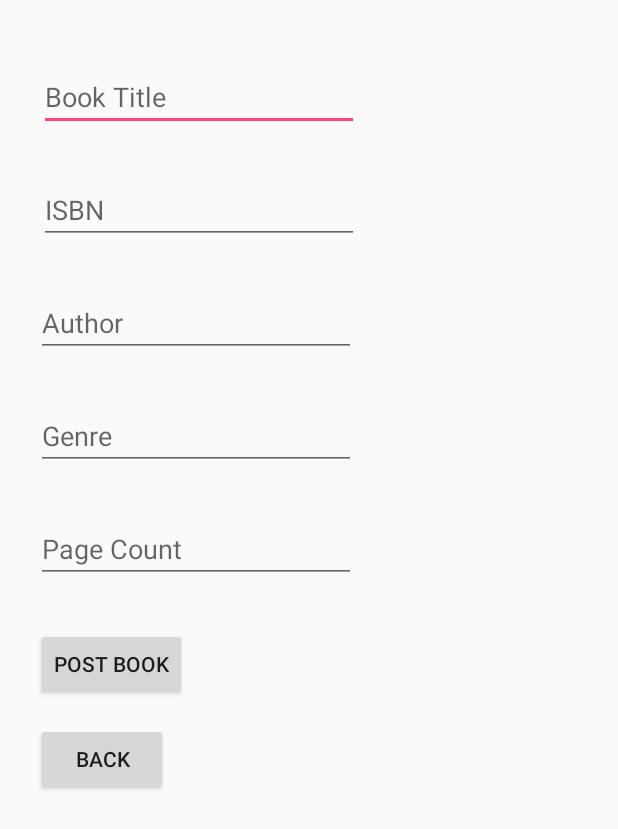
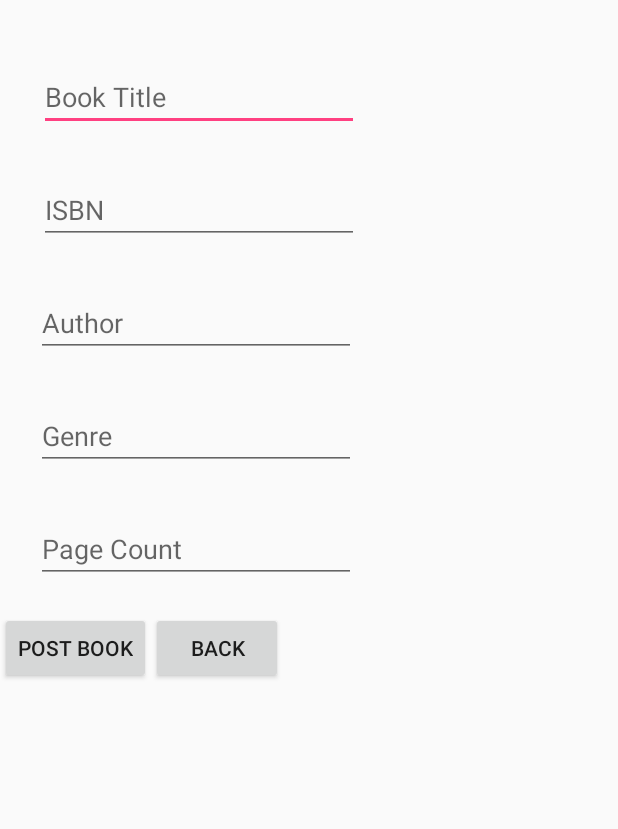
Before and after one commit to lucashu1/kindlr, an Android app: the PostBookActivity screen opened directly, with no data from a screen before it, after a tap on "POST BOOK", on a phone screen of 412 x 824 dp. Shown: the top 829 px of the screen. Run offline under Robolectric (Android 15) with nearby library versions, the phone set to English and light mode, and no system bars.

Commit message:
Added a lot

```diff
--- a/app/src/main/java/com/example/team19/kindlr/LoginActivity.java
+++ b/app/src/main/java/com/example/team19/kindlr/LoginActivity.java
@@ -54,6 +54,7 @@ public class LoginActivity extends AppCompatActivity {
         setContentView(R.layout.activity_login);
 
         UserManager.getUserManager().initialize();
+        BookManager.getBookManager().initialize();
 
         mUsernameView = (EditText)findViewById(R.id.username);
         mPasswordView = (EditText) findViewById(R.id.password);
--- a/app/src/main/java/com/example/team19/kindlr/PostBookActivity.java
+++ b/app/src/main/java/com/example/team19/kindlr/PostBookActivity.java
@@ -6,8 +6,9 @@ import android.view.View;
 import android.view.View.OnClickListener;
 import android.widget.Button;
 import android.widget.EditText;
+import android.widget.TextView;
 
-
+import java.util.ArrayList;
 
 
 public class PostBookActivity extends AppCompatActivity {
@@ -16,8 +17,9 @@ public class PostBookActivity extends AppCompatActivity {
     private EditText isbn;
     private EditText author;
     private EditText genre;
-    private EditText number;
     private EditText pagecount;
+    private boolean isForSale;
+    private TextView errorView;
 
     @Override
     protected void onCreate(Bundle savedInstanceState) {
@@ -29,12 +31,22 @@ public class PostBookActivity extends AppCompatActivity {
         author = (EditText) findViewById(R.id.author);
         genre = (EditText) findViewById(R.id.genre);
         pagecount = (EditText) findViewById(R.id.pagecount);
+        errorView = (TextView)findViewById(R.id.error_msg);
+
+
+        isForSale = getIntent().getBooleanExtra("isForSale", false);
 
         Button postBtn = (Button) findViewById(R.id.post);
         postBtn.setOnClickListener(new OnClickListener() {
             @Override
             public void onClick(View view) {
-
+                boolean success = postBook();
+                if (success) {
+                    navigateBack();
+                }
+                else {
+                    displayError("Invalid input");
+                }
             }
         });
 
@@ -42,13 +54,50 @@ public class PostBookActivity extends AppCompatActivity {
         backBtn.setOnClickListener(new OnClickListener() {
             @Override
             public void onClick(View view) {
-
+                navigateBack();
             }
         });
+    }
 
+    private void displayError(String txt) {
+        errorView.setVisibility(View.VISIBLE);
+    }
+
+    private boolean postBook() {
+        String titleStr = title.getText().toString();
+        String isbnStr = isbn.getText().toString();
+        String authorStr = author.getText().toString();
+        String genreStr = genre.getText().toString();
+
+        int pageCountInt = 0;
+        try {
+            pageCountInt = Integer.parseInt(pagecount.getText().toString());
+        } catch (NumberFormatException e) {
+            pageCountInt = -1;
+        }
+
+        if (pageCountInt < 0) {
+            return false;
+        }
+
+        User currentUser = UserManager.getUserManager().getCurrentUser();
+
+        if (!isForSale) {
+            BookManager.getBookManager().postBookForExchange(titleStr, isbnStr, authorStr, genreStr,
+                    pageCountInt, new ArrayList<String>(), currentUser.getUsername());
+        }
+        else {
+            BookManager.getBookManager().postBookForSale(titleStr, isbnStr, authorStr, genreStr,
+                    pageCountInt, new ArrayList<String>(), currentUser.getUsername());
+        }
+
+        return true;
+    }
+
+    private void navigateBack() {
+        this.finish();
     }
 
 
 
-
 }
--- a/app/src/main/java/com/example/team19/kindlr/User.java
+++ b/app/src/main/java/com/example/team19/kindlr/User.java
@@ -1,8 +1,9 @@
 package com.example.team19.kindlr;
 
+import java.io.Serializable;
 import java.util.ArrayList;
 
-public class User {
+public class User implements Serializable {
     private String username;
     private String hashedPassword;
     private String firstName;
--- a/app/src/main/java/com/example/team19/kindlr/UserManager.java
+++ b/app/src/main/java/com/example/team19/kindlr/UserManager.java
@@ -50,7 +50,7 @@ public class UserManager {
             public void onDataChange(DataSnapshot dataSnapshot) {
                 // This method is called once with the initial value and again
                 // whenever data at this location is updated.
-                Log.d("TESTINFO", "Got response");
+                Log.d("TESTINFO", "Users being updated");
                 usersMap = new HashMap<String, User>();
 
                 for (DataSnapshot snapshot : dataSnapshot.getChildren()) {
--- a/app/src/main/res/layout/activity_post_book.xml
+++ b/app/src/main/res/layout/activity_post_book.xml
@@ -78,25 +78,29 @@
                 android:inputType="number"
                 app:layout_constraintTop_toBottomOf="@+id/editText" />
 
+            <TextView
+                android:layout_width="match_parent"
+                android:layout_height="wrap_content"
+                android:id="@+id/error_msg"
+                />
+
+            <LinearLayout
+                android:layout_width="match_parent"
+                android:layout_height="wrap_content"
+                android:orientation="horizontal">
                 <Button
                     android:id="@+id/post"
                     android:layout_width="wrap_content"
                     android:layout_height="wrap_content"
-                android:layout_marginStart="24dp"
-                android:layout_marginTop="30dp"
-                android:text="Post Book"
-                app:layout_constraintStart_toStartOf="parent"
-                app:layout_constraintTop_toBottomOf="@+id/editText8" />
+                    android:text="Post Book" />
 
                 <Button
                     android:id="@+id/back"
                     android:layout_width="wrap_content"
                     android:layout_height="wrap_content"
-                android:layout_marginStart="24dp"
-                android:layout_marginTop="15dp"
-                android:text="Back"
-                app:layout_constraintStart_toStartOf="parent"
-                app:layout_constraintTop_toBottomOf="@+id/button" />
+                    android:text="Back"/>
+            </LinearLayout>
+
 
         </LinearLayout>
     </ScrollView>
```
Also changed, not shown: app/src/main/java/com/example/team19/kindlr/BookManager.java (+13 -7 lines), app/src/main/java/com/example/team19/kindlr/MainSwipingScreenActivity.java (+26 -2 lines), app/src/main/java/com/example/team19/kindlr/ViewProfileActivity.java (+34 -0 lines), app/src/main/res/layout/activity_main_swiping_screen.xml (+24 -9 lines), app/src/main/res/layout/activity_view_profile.xml (+25 -2 lines). Lines whose indentation alone changed are shown as unchanged.
